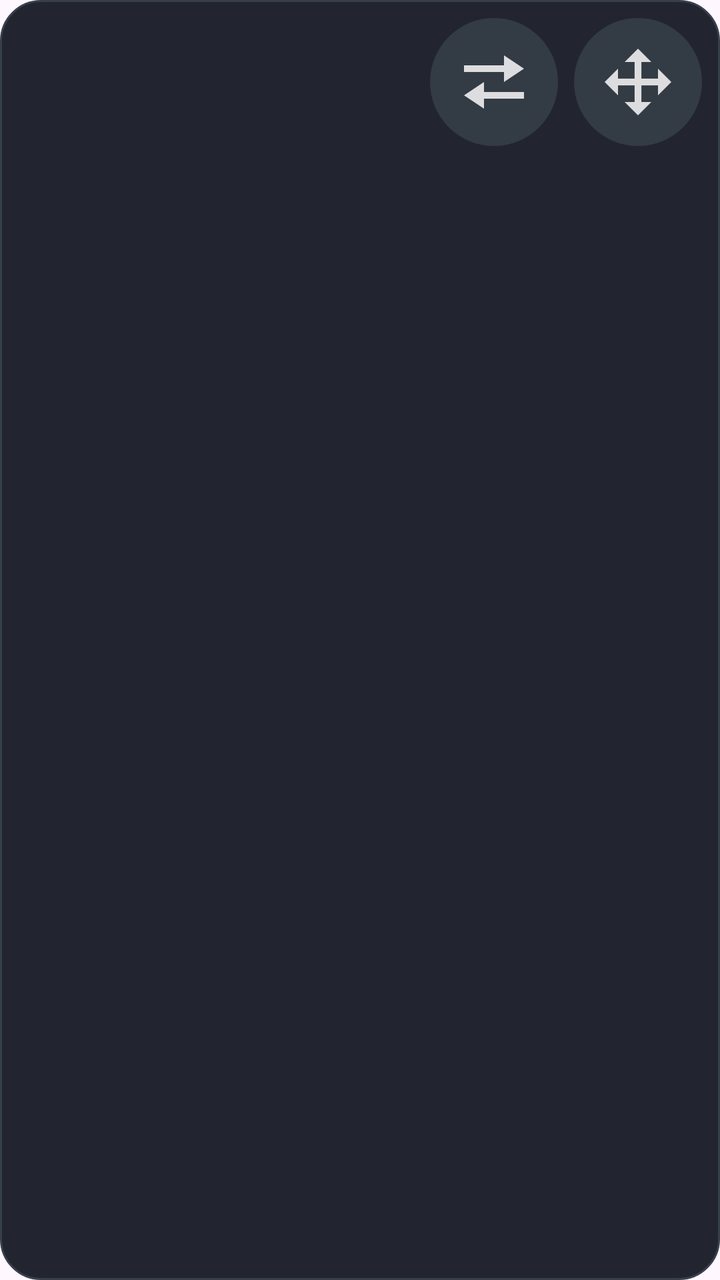
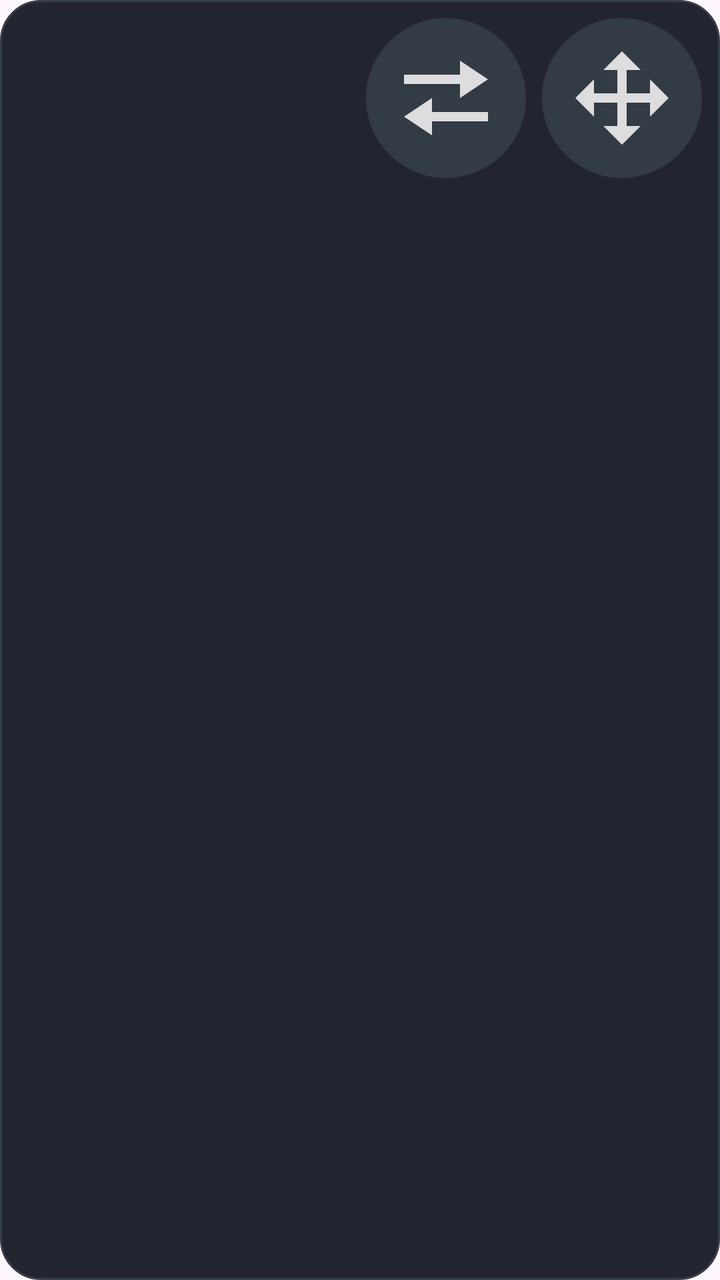

The first picture is an Android layout as it rendered before a commit; the second is the same layout after the commit. The layout source and the unified diff follow.
<!-- AndroidManifest.xml: application theme Theme.RestoreMode -->
<!-- res/layout/tile_embedded_app.xml -->
<?xml version="1.0" encoding="utf-8"?>
<FrameLayout xmlns:android="http://schemas.android.com/apk/res/android"
    android:id="@+id/appWidgetRoot"
    android:layout_width="match_parent"
    android:layout_height="match_parent"
    android:background="@drawable/card_dark_ripple"
    android:clickable="true"
    android:focusable="true">

    <HorizontalScrollView
        android:id="@+id/appWidgetLauncherScroll"
        android:layout_width="match_parent"
        android:layout_height="match_parent"
        android:fillViewport="true"
        android:scrollbars="none">

        <LinearLayout
            android:id="@+id/appWidgetList"
            android:layout_width="wrap_content"
            android:layout_height="match_parent"
            android:gravity="center"
            android:orientation="horizontal"
            android:paddingHorizontal="8dp" />

    </HorizontalScrollView>

    <TextView
        android:id="@+id/appWidgetBadge"
        android:layout_width="wrap_content"
        android:layout_height="wrap_content"
        android:layout_gravity="top|start"
        android:layout_margin="8dp"
        android:background="@drawable/widget_badge_bg"
        android:minWidth="24dp"
        android:gravity="center"
        android:paddingHorizontal="8dp"
        android:paddingVertical="2dp"
        android:textColor="#FFFFFF"
        android:textSize="16sp"
        android:textStyle="bold"
        android:visibility="gone" />

    <LinearLayout
        android:id="@+id/appWidgetLauncherControls"
        android:layout_width="wrap_content"
        android:layout_height="wrap_content"
        android:layout_gravity="top|end"
        android:layout_margin="8dp"
        android:orientation="horizontal"
        android:visibility="visible">

        <ImageButton
            android:id="@+id/appWidgetSwapLauncher"
            android:layout_width="64dp"
            android:layout_height="64dp"
            android:layout_marginEnd="8dp"
            android:background="@drawable/nav_back_circle_bg"
            android:src="@drawable/ic_swap"
            android:padding="12dp"
            android:scaleType="fitCenter"
            android:alpha="0.85"
            android:contentDescription="Обмен приложениями" />

        <ImageButton
            android:id="@+id/appWidgetDragHandleLauncher"
            android:layout_width="64dp"
            android:layout_height="64dp"
            android:background="@drawable/nav_back_circle_bg"
            android:src="@drawable/ic_drag_handle"
            android:padding="12dp"
            android:scaleType="fitCenter"
            android:alpha="0.85"
            android:contentDescription="Перетащить" />

    </LinearLayout>

    <LinearLayout
        android:id="@+id/appWidgetOverlayControls"
        android:layout_width="wrap_content"
        android:layout_height="wrap_content"
        android:layout_gravity="top|end"
        android:layout_margin="8dp"
        android:gravity="end"
        android:orientation="vertical"
        android:visibility="gone">

        <LinearLayout
            android:id="@+id/appWidgetControls"
            android:layout_width="wrap_content"
            android:layout_height="wrap_content"
            android:orientation="horizontal">

            <ImageButton
                android:id="@+id/appWidgetDragHandle"
                android:layout_width="64dp"
                android:layout_height="64dp"
                android:layout_marginEnd="8dp"
                android:background="@drawable/nav_back_circle_bg"
                android:src="@drawable/ic_drag_handle"
                android:padding="12dp"
                android:scaleType="fitCenter"
                android:alpha="0.95"
                android:contentDescription="Перетащить" />

            <ImageButton
                android:id="@+id/appWidgetExpand"
                android:layout_width="64dp"
                android:layout_height="64dp"
                android:layout_marginEnd="8dp"
                android:background="@drawable/nav_back_circle_bg"
                android:src="@drawable/ic_expand"
                android:padding="12dp"
                android:scaleType="fitCenter"
                android:alpha="0.95"
                android:contentDescription="Развернуть" />

            <ImageButton
                android:id="@+id/appWidgetSwap"
                android:layout_width="64dp"
                android:layout_height="64dp"
                android:layout_marginEnd="8dp"
                android:background="@drawable/nav_back_circle_bg"
                android:src="@drawable/ic_swap"
                android:padding="12dp"
                android:scaleType="fitCenter"
                android:alpha="0.95"
                android:contentDescription="Обмен приложениями" />

            <ImageButton
                android:id="@+id/appWidgetClose"
                android:layout_width="64dp"
                android:layout_height="64dp"
                android:background="@drawable/nav_back_circle_bg"
                android:src="@drawable/ic_close"
                android:padding="12dp"
                android:scaleType="fitCenter"
                android:alpha="0.95"
                android:contentDescription="Закрыть" />

        </LinearLayout>

        <LinearLayout
            android:id="@+id/appWidgetDpiControls"
            android:layout_width="wrap_content"
            android:layout_height="wrap_content"
            android:layout_gravity="end"
            android:layout_marginTop="8dp"
            android:orientation="vertical">

            <TextView
                android:id="@+id/appWidgetDpiPlus"
                android:layout_width="64dp"
                android:layout_height="64dp"
                android:alpha="0.95"
                android:background="@drawable/nav_back_circle_bg"
                android:clickable="true"
                android:contentDescription="Увеличить DPI"
                android:focusable="true"
                android:gravity="center"
                android:text="+"
                android:textColor="#FFFFFF"
                android:textSize="34sp" />

            <TextView
                android:id="@+id/appWidgetDpiMinus"
                android:layout_width="64dp"
                android:layout_height="64dp"
                android:layout_marginTop="8dp"
                android:alpha="0.95"
                android:background="@drawable/nav_back_circle_bg"
                android:clickable="true"
                android:contentDescription="Уменьшить DPI"
                android:focusable="true"
                android:gravity="center"
                android:text="−"
                android:textColor="#FFFFFF"
                android:textSize="34sp" />

        </LinearLayout>

    </LinearLayout>

</FrameLayout>
<!-- resources referenced by this layout -->
<resources>
  <!-- drawable card_dark_ripple (drawable) -->
  <?xml version="1.0" encoding="utf-8"?>
  <ripple xmlns:android="http://schemas.android.com/apk/res/android"
      android:color="#40ffffff">
      <item android:drawable="@drawable/layout_category_bg" />
      <item android:id="@android:id/mask">
          <shape android:shape="rectangle">
              <solid android:color="#ffffffff" />
              <corners android:radius="20dp" />
          </shape>
      </item>
  </ripple>
  <!-- drawable ic_close (drawable) -->
  <?xml version="1.0" encoding="utf-8"?>
  <vector xmlns:android="http://schemas.android.com/apk/res/android"
      android:width="24dp"
      android:height="24dp"
      android:viewportWidth="24"
      android:viewportHeight="24">
      <path
          android:fillColor="#FFFFFF"
          android:pathData="M19,6.41L17.59,5 12,10.59 6.41,5 5,6.41 10.59,12 5,17.59 6.41,19 12,13.41 17.59,19 19,17.59 13.41,12z" />
  </vector>
  <!-- drawable ic_drag_handle (drawable) -->
  <?xml version="1.0" encoding="utf-8"?>
  <vector xmlns:android="http://schemas.android.com/apk/res/android"
      android:width="24dp"
      android:height="24dp"
      android:viewportWidth="24"
      android:viewportHeight="24"
      android:tint="#FFFFFF">
      <path
          android:fillColor="@android:color/white"
          android:pathData="M12,2L8,6h3v5H6V8L2,12l4,4v-3h5v5H8l4,4l4-4h-3v-5h5v3l4-4l-4-4v3h-5V6h3L12,2z" />
  </vector>
  <!-- drawable ic_expand (drawable) -->
  <?xml version="1.0" encoding="utf-8"?>
  <vector xmlns:android="http://schemas.android.com/apk/res/android"
      android:width="24dp"
      android:height="24dp"
      android:viewportWidth="24"
      android:viewportHeight="24">
      <path
          android:fillColor="#FFFFFF"
          android:pathData="M7 14H5v5h5v-2H7v-3zm-2-4h2V7h3V5H5v5zm12 7h-3v2h5v-5h-2v3zM14 5v2h3v3h2V5h-5z" />
  </vector>
  <!-- drawable ic_swap (drawable) -->
  <?xml version="1.0" encoding="utf-8"?>
  <vector xmlns:android="http://schemas.android.com/apk/res/android"
      android:width="24dp"
      android:height="24dp"
      android:viewportWidth="24"
      android:viewportHeight="24">
      <path
          android:fillColor="#FFFFFF"
          android:pathData="M3,7h12v-3l6,4l-6,4v-3H3z M21,17H9v3l-6,-4l6,-4v3h12z" />
  </vector>
  <!-- drawable nav_back_circle_bg (drawable) -->
  <?xml version="1.0" encoding="utf-8"?>
  <shape xmlns:android="http://schemas.android.com/apk/res/android"
      android:shape="oval">
      <solid android:color="#373f4a" />
  </shape>
  <!-- drawable widget_badge_bg (drawable) -->
  <?xml version="1.0" encoding="utf-8"?>
  <shape xmlns:android="http://schemas.android.com/apk/res/android"
      android:shape="rectangle">
      <solid android:color="#B3000000" />
      <corners android:radius="10dp" />
  </shape>
  <style name="Theme.RestoreMode" parent="Base.Theme.RestoreMode" />
  <!-- drawable layout_category_bg (drawable) -->
  <?xml version="1.0" encoding="UTF-8"?>
  <shape xmlns:android="http://schemas.android.com/apk/res/android">
      <solid android:color="#22252f"/>
      <stroke android:width="1dp" android:color="#373f4a" />
      <corners android:radius="20dp"/>
      <padding android:left="1dp" android:top="1dp" android:right="1dp" android:bottom="1dp" />
  </shape>
  <style name="Base.Theme.RestoreMode" parent="Theme.Material3.DayNight.NoActionBar">
          
          
      </style>
</resources>

<!-- the commit's change to res/layout/tile_embedded_app.xml (unified diff, before → after) -->
@@ -51,8 +51,8 @@
 
         <ImageButton
             android:id="@+id/appWidgetSwapLauncher"
-            android:layout_width="64dp"
-            android:layout_height="64dp"
+            android:layout_width="80dp"
+            android:layout_height="80dp"
             android:layout_marginEnd="8dp"
             android:background="@drawable/nav_back_circle_bg"
             android:src="@drawable/ic_swap"
@@ -63,8 +63,8 @@
 
         <ImageButton
             android:id="@+id/appWidgetDragHandleLauncher"
-            android:layout_width="64dp"
-            android:layout_height="64dp"
+            android:layout_width="80dp"
+            android:layout_height="80dp"
             android:background="@drawable/nav_back_circle_bg"
             android:src="@drawable/ic_drag_handle"
             android:padding="12dp"
@@ -92,8 +92,8 @@
 
             <ImageButton
                 android:id="@+id/appWidgetDragHandle"
-                android:layout_width="64dp"
-                android:layout_height="64dp"
+                android:layout_width="80dp"
+                android:layout_height="80dp"
                 android:layout_marginEnd="8dp"
                 android:background="@drawable/nav_back_circle_bg"
                 android:src="@drawable/ic_drag_handle"
@@ -104,8 +104,8 @@
 
             <ImageButton
                 android:id="@+id/appWidgetExpand"
-                android:layout_width="64dp"
-                android:layout_height="64dp"
+                android:layout_width="80dp"
+                android:layout_height="80dp"
                 android:layout_marginEnd="8dp"
                 android:background="@drawable/nav_back_circle_bg"
                 android:src="@drawable/ic_expand"
@@ -116,8 +116,8 @@
 
             <ImageButton
                 android:id="@+id/appWidgetSwap"
-                android:layout_width="64dp"
-                android:layout_height="64dp"
+                android:layout_width="80dp"
+                android:layout_height="80dp"
                 android:layout_marginEnd="8dp"
                 android:background="@drawable/nav_back_circle_bg"
                 android:src="@drawable/ic_swap"
@@ -128,8 +128,8 @@
 
             <ImageButton
                 android:id="@+id/appWidgetClose"
-                android:layout_width="64dp"
-                android:layout_height="64dp"
+                android:layout_width="80dp"
+                android:layout_height="80dp"
                 android:background="@drawable/nav_back_circle_bg"
                 android:src="@drawable/ic_close"
                 android:padding="12dp"
@@ -149,8 +149,8 @@
 
             <TextView
                 android:id="@+id/appWidgetDpiPlus"
-                android:layout_width="64dp"
-                android:layout_height="64dp"
+                android:layout_width="80dp"
+                android:layout_height="80dp"
                 android:alpha="0.95"
                 android:background="@drawable/nav_back_circle_bg"
                 android:clickable="true"
@@ -163,8 +163,8 @@
 
             <TextView
                 android:id="@+id/appWidgetDpiMinus"
-                android:layout_width="64dp"
-                android:layout_height="64dp"
+                android:layout_width="80dp"
+                android:layout_height="80dp"
                 android:layout_marginTop="8dp"
                 android:alpha="0.95"
                 android:background="@drawable/nav_back_circle_bg"
